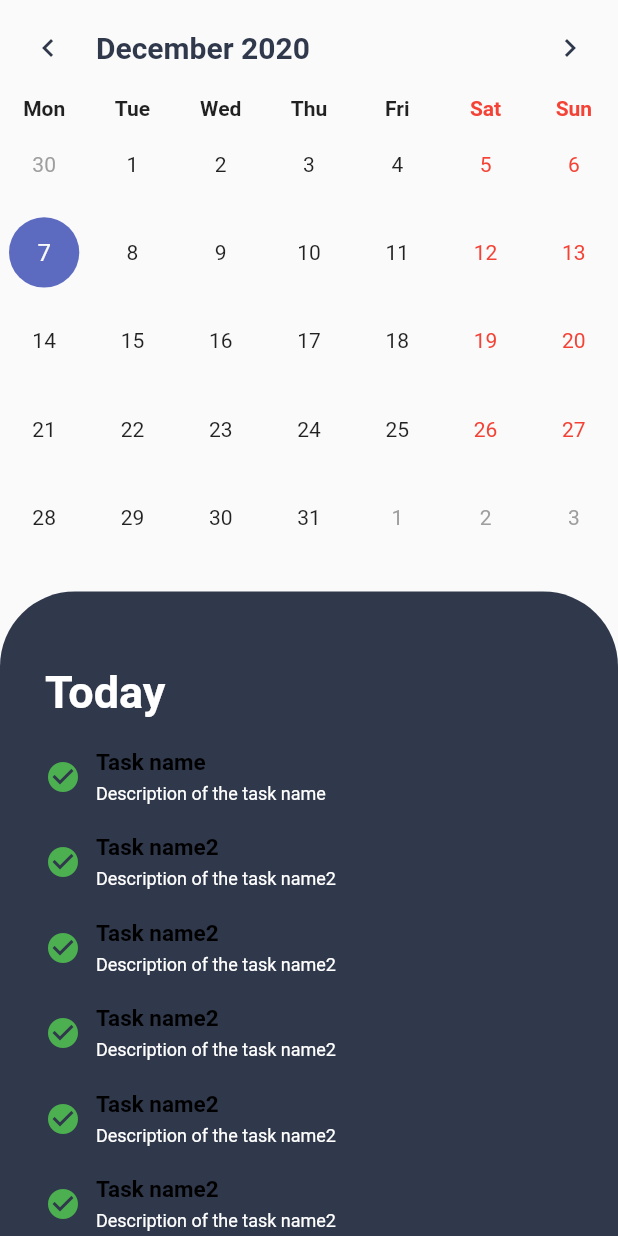
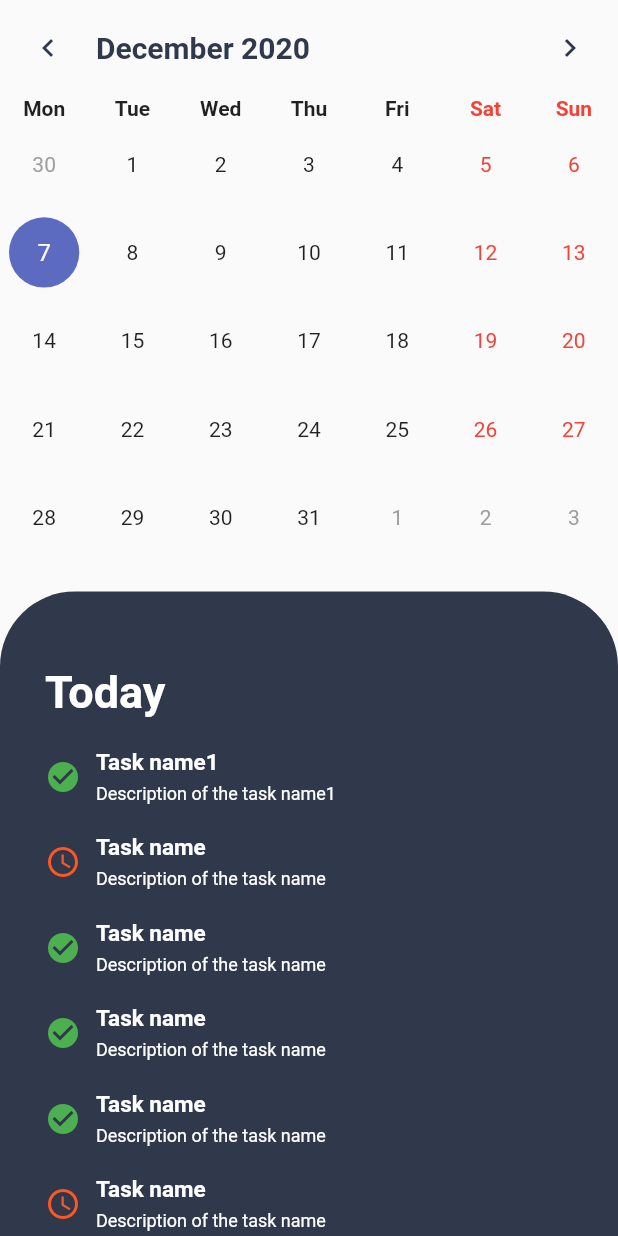
Before and after one commit to GorkaAbad/Secure-Calendar, a Flutter app: the screen it shows after launch, on a phone screen of 412 x 824 dp. Run offline on Flutter 3.47's test engine with Material 2 defaults, Android fonts, the phone set to English and light mode, and no system bars; drawn by our look-alikes of table_calendar; our stand-ins replace local_auth, sqflite; accounts and stored records are empty.

```diff
--- a/lib/Task.dart
+++ b/lib/Task.dart
@@ -1,33 +1,40 @@
 class Task {
   final int id;
-  final String name;
-  final String description;
-  final int dateStart;
-  final int dateEnd;
-  final String color;
+  String name;
+  String description;
+  int dateStart;
+  int dateEnd;
+  String color;
+  bool done;
 
   Task(this.id, this.name, this.description, this.dateStart, this.dateEnd,
-      this.color);
+      this.color, this.done);
 
-  factory Task.fromMap(Map<String, dynamic> data){
+  factory Task.fromMap(Map<String, dynamic> data) {
     return Task(
-        data['id'],
-        data['name'],
-        data['description'],
-        data['dateStart'],
-        data['dateEnd'],
-        data['color']
+      data['id'],
+      data['name'],
+      data['description'],
+      data['dateStart'],
+      data['dateEnd'],
+      data['color'],
+      data['done'],
     );
   }
 
   Map<String, dynamic> toMap() {
-    return{
+    return {
       "id": id,
       "name": name,
       "description": description,
       "dateStart": dateStart,
       "dateEnd": dateEnd,
-      "color": color
+      "color": color,
+      "done": done
     };
   }
+
+  void markDone() {
+    //TODO: Save the new state to the database
+  }
 }
--- a/lib/database.dart
+++ b/lib/database.dart
@@ -79,7 +79,8 @@ void insertValues() async {
       "Description of the task 1",
       DateTime.now().millisecondsSinceEpoch,
       DateTime.now().millisecondsSinceEpoch,
-      "Red"));
+      "Red",
+      true));
 }
 
 void resetValues() {
--- a/lib/main.dart
+++ b/lib/main.dart
@@ -1,13 +1,26 @@
 import 'package:calendar/main.dart';
 import 'package:flutter/animation.dart';
 import 'package:flutter/cupertino.dart';
-import 'package:flutter/gestures.dart';
 import 'package:flutter/widgets.dart';
 
 import 'package:flutter/material.dart';
 import 'package:table_calendar/table_calendar.dart';
 import 'package:local_auth/local_auth.dart';
 import 'Task.dart';
+
+List<Task> lis = [
+  Task(3, "name1", "description", 3, 4, "color", true),
+  Task(3, "name", "description", 3, 4, "color", false),
+  Task(3, "name", "description", 3, 4, "color", true),
+  Task(3, "name", "description", 3, 4, "color", true),
+  Task(3, "name", "description", 3, 4, "color", true),
+  Task(3, "name", "description", 3, 4, "color", false),
+  Task(3, "name", "description", 3, 4, "color", true),
+  Task(3, "name", "description", 3, 4, "color", true),
+  Task(3, "name", "description", 3, 4, "color", true),
+  Task(3, "name", "description", 3, 4, "color", true),
+];
+double _paddingTop = 20;
 
 void main() {
   runApp(MyApp());
@@ -36,36 +49,36 @@ class _MyHomePageState extends State<MyHomePage> {
   List<Widget> listTask = [];
 
   void getTask() {
-    List<Task> lis = [
-      Task(3, "name", "description", 3, 4, "color"),
-      Task(4, "name2", "description", 3, 4, "color"),
-      Task(4, "name2", "description", 3, 4, "color"),
-      Task(4, "name2", "description", 3, 4, "color"),
-      Task(4, "name2", "description", 3, 4, "color"),
-      Task(4, "name2", "description", 3, 4, "color"),
-      Task(4, "name2", "description", 3, 4, "color"),
-      Task(4, "name3", "description", 3, 4, "color"),
-      Task(4, "name2", "description", 3, 4, "color"),
-      Task(4, "name2", "description", 3, 4, "color"),
-      Task(4, "name2", "description", 3, 4, "color"),
-      Task(4, "name2", "description", 3, 4, "color"),
-      Task(4, "name5", "description", 3, 4, "color"),
-    ];
-
     List<Widget> lisItem = [];
 
     lis.forEach((task) {
-      lisItem.add(InkWell(
-        onTap: () {
-          print("aswsa" + task.name);
-        },
-        child: Container(
+      IconData icon;
+      MaterialColor colorIcon;
+
+      if (task.dateStart > task.dateEnd || task.done) {
+        icon = Icons.check_circle;
+        colorIcon = Colors.green;
+      } else {
+        icon = Icons.access_time;
+        colorIcon = Colors.deepOrange;
+      }
+
+      lisItem.add(Container(
         padding: EdgeInsets.only(top: 20),
         child: Row(
           children: [
-              Icon(
-                Icons.check_circle,
-                color: Colors.green,
+            InkWell(
+              child: Icon(
+                icon,
+                color: colorIcon,
+              ),
+              onTap: () {
+                setState(() {
+                  task.done = !task.done;
+                  task.markDone();
+                  getTask();
+                });
+              },
             ),
             Padding(
               padding: EdgeInsets.only(left: 10),
@@ -78,7 +91,7 @@ class _MyHomePageState extends State<MyHomePage> {
                   style: TextStyle(
                       fontSize: 15,
                       fontWeight: FontWeight.bold,
-                        color: Colors.black),
+                      color: Colors.white),
                 ),
                 Padding(
                   padding: EdgeInsets.only(top: 5),
@@ -94,7 +107,6 @@ class _MyHomePageState extends State<MyHomePage> {
             )
           ],
         ),
-        ),
       ));
 
       setState(() {
@@ -109,7 +121,7 @@ class _MyHomePageState extends State<MyHomePage> {
     getTask();
     _controller = CalendarController();
     _scrollController.addListener(() {
-      getTask();
+      //getTask();
     });
   }
 
@@ -165,12 +177,26 @@ Safe Area
                 ),
                 calendarController: _controller),
             Padding(
-              padding: EdgeInsets.only(top: 20),
+              padding: EdgeInsets.only(top: _paddingTop),
             ),
             Expanded(
+              child: GestureDetector(
+                onPanUpdate: (tapInfo) {
+                  print(tapInfo.localPosition.dy);
+                  print(_paddingTop);
+                  if (tapInfo.localPosition.dy < _paddingTop + 5 &&
+                      tapInfo.localPosition.dy + 5 >= _paddingTop) {
+                    setState(() {
+                      if (tapInfo.localPosition.dy > 20 &&
+                          tapInfo.globalPosition.dy <
+                              MediaQuery.of(context).size.height * 0.965) {
+                        _paddingTop = tapInfo.localPosition.dy;
+                      }
+                    });
+                  }
+                },
                 child: Container(
                   padding: EdgeInsets.only(left: 30),
-                height: MediaQuery.of(context).size.height,
                   decoration: BoxDecoration(
                       borderRadius: BorderRadius.only(
                           topLeft: Radius.circular(50),
@@ -194,19 +220,19 @@ Safe Area
                         padding: EdgeInsets.only(top: 85),
                         child: ListView.builder(
                           shrinkWrap: true,
+                          physics: BouncingScrollPhysics(),
                           controller: _scrollController,
                           itemCount: listTask.length,
                           itemBuilder: (context, index) {
-                          return Container(
-                            child: listTask[index],
-                          );
+                            return listTask[index];
                           },
                         ),
                       ),
                     ],
                   ),
                 ),
-            )
+              ),
+            ),
           ],
         ),
       ),
```
Lines whose indentation alone changed are shown as unchanged.
